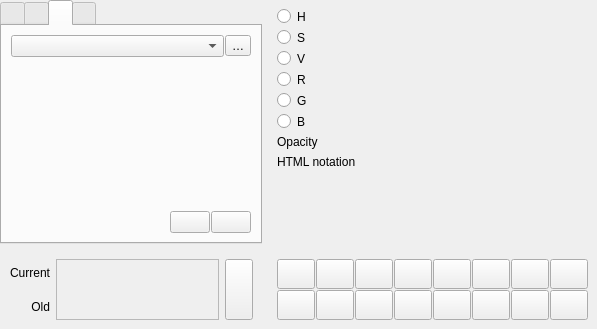
qgis/QGIS, file src/ui/qgscompoundcolorwidget.ui: the form before one commit.
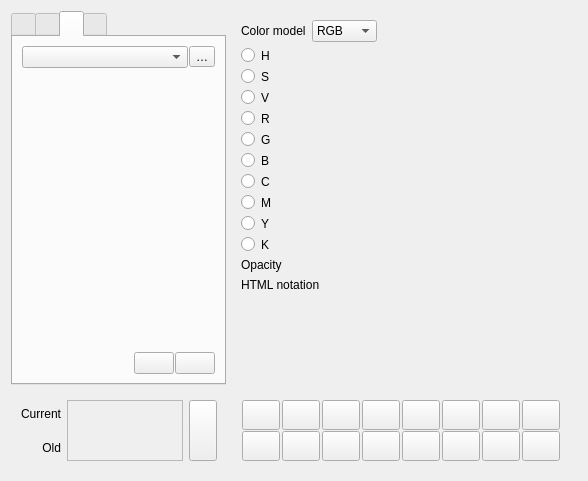
The form after the commit. Icons and pictures are not drawn. Custom widgets are drawn as their Qt base class.

Commit message:
feat(ColorWidget) : Add CMYK support
A new setting activeCmykComponent has been introduced, while the old
one activeComponent refers now only to the Rgb/Hsv part

```diff
--- a/src/ui/qgscompoundcolorwidget.ui
+++ b/src/ui/qgscompoundcolorwidget.ui
@@ -6,23 +6,11 @@
    <rect>
     <x>0</x>
     <y>0</y>
-    <width>597</width>
-    <height>329</height>
+    <width>588</width>
+    <height>481</height>
    </rect>
   </property>
-  <layout class="QVBoxLayout" name="verticalLayout_2">
-   <property name="leftMargin">
-    <number>0</number>
-   </property>
-   <property name="topMargin">
-    <number>0</number>
-   </property>
-   <property name="rightMargin">
-    <number>0</number>
-   </property>
-   <property name="bottomMargin">
-    <number>0</number>
-   </property>
+  <layout class="QVBoxLayout" name="verticalLayout_7">
    <item>
     <layout class="QGridLayout" name="mGridLayout" rowstretch="1,0" columnstretch="1,0">
      <property name="horizontalSpacing">
@@ -275,130 +263,291 @@
       <widget class="QWidget" name="mSlidersWidget" native="true">
        <layout class="QVBoxLayout" name="verticalLayout">
         <item>
-         <layout class="QHBoxLayout" name="horizontalLayout_4" stretch="0,0,1">
+         <layout class="QHBoxLayout" name="horizontalLayout_15">
           <item>
-           <widget class="QRadioButton" name="mHueRadio">
+           <widget class="QLabel" name="label_11">
             <property name="text">
-             <string/>
+             <string>Color model</string>
             </property>
            </widget>
           </item>
           <item>
-           <widget class="QLabel" name="label_5">
-            <property name="text">
-             <string>H</string>
-            </property>
+           <widget class="QComboBox" name="mColorModel">
+            <item>
+             <property name="text">
+              <string>RGB</string>
+             </property>
+            </item>
+            <item>
+             <property name="text">
+              <string>CMYK</string>
+             </property>
+            </item>
            </widget>
           </item>
           <item>
-           <widget class="QgsColorSliderWidget" name="mHueSlider" native="true"/>
-          </item>
-         </layout>
-        </item>
-        <item>
-         <layout class="QHBoxLayout" name="horizontalLayout_5" stretch="0,0,1">
-          <item>
-           <widget class="QRadioButton" name="mSaturationRadio">
-            <property name="text">
-             <string/>
+           <spacer name="horizontalSpacer_2">
+            <property name="orientation">
+             <enum>Qt::Horizontal</enum>
             </property>
-           </widget>
-          </item>
-          <item>
-           <widget class="QLabel" name="label_6">
-            <property name="text">
-             <string>S</string>
+            <property name="sizeHint" stdset="0">
+             <size>
+              <width>228</width>
+              <height>20</height>
+             </size>
             </property>
-           </widget>
+           </spacer>
           </item>
-          <item>
-           <widget class="QgsColorSliderWidget" name="mSaturationSlider" native="true"/>
-          </item>
          </layout>
         </item>
         <item>
-         <layout class="QHBoxLayout" name="horizontalLayout_6" stretch="0,0,1">
-          <item>
-           <widget class="QRadioButton" name="mValueRadio">
-            <property name="text">
-             <string/>
-            </property>
-           </widget>
-          </item>
-          <item>
-           <widget class="QLabel" name="label_7">
-            <property name="text">
-             <string>V</string>
-            </property>
-           </widget>
-          </item>
-          <item>
-           <widget class="QgsColorSliderWidget" name="mValueSlider" native="true"/>
-          </item>
-         </layout>
+         <widget class="QWidget" name="mRGB" native="true">
+          <layout class="QVBoxLayout" name="verticalLayout_6">
+           <property name="leftMargin">
+            <number>0</number>
+           </property>
+           <property name="topMargin">
+            <number>0</number>
+           </property>
+           <property name="rightMargin">
+            <number>0</number>
+           </property>
+           <property name="bottomMargin">
+            <number>0</number>
+           </property>
+           <item>
+            <layout class="QHBoxLayout" name="horizontalLayout_4" stretch="0,0,1">
+             <item>
+              <widget class="QRadioButton" name="mHueRadio">
+               <property name="text">
+                <string/>
+               </property>
+              </widget>
+             </item>
+             <item>
+              <widget class="QLabel" name="label_5">
+               <property name="text">
+                <string>H</string>
+               </property>
+              </widget>
+             </item>
+             <item>
+              <widget class="QgsColorSliderWidget" name="mHueSlider" native="true"/>
+             </item>
+            </layout>
+           </item>
+           <item>
+            <layout class="QHBoxLayout" name="horizontalLayout_5" stretch="0,0,1">
+             <item>
+              <widget class="QRadioButton" name="mSaturationRadio">
+               <property name="text">
+                <string/>
+               </property>
+              </widget>
+             </item>
+             <item>
+              <widget class="QLabel" name="label_6">
+               <property name="text">
+                <string>S</string>
+               </property>
+              </widget>
+             </item>
+             <item>
+              <widget class="QgsColorSliderWidget" name="mSaturationSlider" native="true"/>
+             </item>
+            </layout>
+           </item>
+           <item>
+            <layout class="QHBoxLayout" name="horizontalLayout_6" stretch="0,0,1">
+             <item>
+              <widget class="QRadioButton" name="mValueRadio">
+               <property name="text">
+                <string/>
+               </property>
+              </widget>
+             </item>
+             <item>
+              <widget class="QLabel" name="label_7">
+               <property name="text">
+                <string>V</string>
+               </property>
+              </widget>
+             </item>
+             <item>
+              <widget class="QgsColorSliderWidget" name="mValueSlider" native="true"/>
+             </item>
+            </layout>
+           </item>
+           <item>
+            <layout class="QHBoxLayout" name="horizontalLayout" stretch="0,0,1">
+             <item>
+              <widget class="QRadioButton" name="mRedRadio">
+               <property name="text">
+                <string/>
+               </property>
+              </widget>
+             </item>
+             <item>
+              <widget class="QLabel" name="label_8">
+               <property name="text">
+                <string>R</string>
+               </property>
+              </widget>
+             </item>
+             <item>
+              <widget class="QgsColorSliderWidget" name="mRedSlider" native="true"/>
+             </item>
+            </layout>
+           </item>
+           <item>
+            <layout class="QHBoxLayout" name="horizontalLayout_2" stretch="0,0,1">
+             <item>
+              <widget class="QRadioButton" name="mGreenRadio">
+               <property name="text">
+                <string/>
+               </property>
+              </widget>
+             </item>
+             <item>
+              <widget class="QLabel" name="label_9">
+               <property name="text">
+                <string>G</string>
+               </property>
+              </widget>
+             </item>
+             <item>
+              <widget class="QgsColorSliderWidget" name="mGreenSlider" native="true"/>
+             </item>
+            </layout>
+           </item>
+           <item>
+            <layout class="QHBoxLayout" name="horizontalLayout_3" stretch="0,0,1">
+             <item>
+              <widget class="QRadioButton" name="mBlueRadio">
+               <property name="text">
+                <string/>
+               </property>
+              </widget>
+             </item>
+             <item>
+              <widget class="QLabel" name="label_10">
+               <property name="text">
+                <string>B</string>
+               </property>
+              </widget>
+             </item>
+             <item>
+              <widget class="QgsColorSliderWidget" name="mBlueSlider" native="true"/>
+             </item>
+            </layout>
+           </item>
+          </layout>
+         </widget>
         </item>
         <item>
-         <layout class="QHBoxLayout" name="horizontalLayout" stretch="0,0,1">
-          <item>
-           <widget class="QRadioButton" name="mRedRadio">
-            <property name="text">
-             <string/>
-            </property>
-           </widget>
-          </item>
-          <item>
-           <widget class="QLabel" name="label_8">
-            <property name="text">
-             <string>R</string>
-            </property>
-           </widget>
-          </item>
-          <item>
-           <widget class="QgsColorSliderWidget" name="mRedSlider" native="true"/>
-          </item>
-         </layout>
-        </item>
-        <item>
-         <layout class="QHBoxLayout" name="horizontalLayout_2" stretch="0,0,1">
-          <item>
-           <widget class="QRadioButton" name="mGreenRadio">
-            <property name="text">
-             <string/>
-            </property>
-           </widget>
-          </item>
-          <item>
-           <widget class="QLabel" name="label_9">
-            <property name="text">
-             <string>G</string>
-            </property>
-           </widget>
-          </item>
-          <item>
-           <widget class="QgsColorSliderWidget" name="mGreenSlider" native="true"/>
-          </item>
-         </layout>
-        </item>
-        <item>
-         <layout class="QHBoxLayout" name="horizontalLayout_3" stretch="0,0,1">
-          <item>
-           <widget class="QRadioButton" name="mBlueRadio">
-            <property name="text">
-             <string/>
-            </property>
-           </widget>
-          </item>
-          <item>
-           <widget class="QLabel" name="label_10">
-            <property name="text">
-             <string>B</string>
-            </property>
-           </widget>
-          </item>
-          <item>
-           <widget class="QgsColorSliderWidget" name="mBlueSlider" native="true"/>
-          </item>
-         </layout>
+         <widget class="QWidget" name="mCMYK" native="true">
+          <layout class="QVBoxLayout" name="verticalLayout_2">
+           <property name="spacing">
+            <number>6</number>
+           </property>
+           <property name="leftMargin">
+            <number>0</number>
+           </property>
+           <property name="topMargin">
+            <number>0</number>
+           </property>
+           <property name="rightMargin">
+            <number>0</number>
+           </property>
+           <property name="bottomMargin">
+            <number>0</number>
+           </property>
+           <item>
+            <layout class="QHBoxLayout" name="horizontalLayout_14" stretch="0,0,1">
+             <item>
+              <widget class="QRadioButton" name="mCyan">
+               <property name="text">
+                <string/>
+               </property>
+              </widget>
+             </item>
+             <item>
+              <widget class="QLabel" name="label_18">
+               <property name="text">
+                <string>C</string>
+               </property>
+              </widget>
+             </item>
+             <item>
+              <widget class="QgsColorSliderWidget" name="mCyanSlider" native="true"/>
+             </item>
+            </layout>
+           </item>
+           <item>
+            <layout class="QHBoxLayout" name="horizontalLayout_16" stretch="0,0,1">
+             <item>
+              <widget class="QRadioButton" name="mMagenta">
+               <property name="text">
+                <string/>
+               </property>
+              </widget>
+             </item>
+             <item>
+              <widget class="QLabel" name="label_19">
+               <property name="text">
+                <string>M</string>
+               </property>
+              </widget>
+             </item>
+             <item>
+              <widget class="QgsColorSliderWidget" name="mMagentaSlider" native="true"/>
+             </item>
+            </layout>
+           </item>
+           <item>
+            <layout class="QHBoxLayout" name="horizontalLayout_26" stretch="0,0,1">
+             <item>
+              <widget class="QRadioButton" name="mYellow">
+               <property name="text">
+                <string/>
+               </property>
+              </widget>
+             </item>
+             <item>
+              <widget class="QLabel" name="label_20">
+               <property name="text">
+                <string>Y</string>
+               </property>
+              </widget>
+             </item>
+             <item>
+              <widget class="QgsColorSliderWidget" name="mYellowSlider" native="true"/>
+             </item>
+            </layout>
+           </item>
+           <item>
+            <layout class="QHBoxLayout" name="horizontalLayout_27" stretch="0,0,1">
+             <item>
+              <widget class="QRadioButton" name="mBlack">
+               <property name="text">
+                <string/>
+               </property>
+              </widget>
+             </item>
+             <item>
+              <widget class="QLabel" name="label_21">
+               <property name="text">
+                <string>K</string>
+               </property>
+              </widget>
+             </item>
+             <item>
+              <widget class="QgsColorSliderWidget" name="mBlackSlider" native="true"/>
+             </item>
+            </layout>
+           </item>
+          </layout>
+         </widget>
         </item>
         <item>
          <layout class="QHBoxLayout" name="mAlphaLayout">
@@ -942,17 +1091,17 @@
   </action>
  </widget>
  <customwidgets>
-  <customwidget>
-   <class>QgsSpinBox</class>
-   <extends>QSpinBox</extends>
-   <header>qgsspinbox.h</header>
-  </customwidget>
   <customwidget>
    <class>QgsColorButton</class>
    <extends>QToolButton</extends>
    <header>qgscolorbutton.h</header>
    <container>1</container>
   </customwidget>
+  <customwidget>
+   <class>QgsSpinBox</class>
+   <extends>QSpinBox</extends>
+   <header>qgsspinbox.h</header>
+  </customwidget>
   <customwidget>
    <class>QgsColorBox</class>
    <extends>QWidget</extends>
```
Left out of the diff: 858 changed lines with no effect on the pictures. The commit also changes 10 other files.
